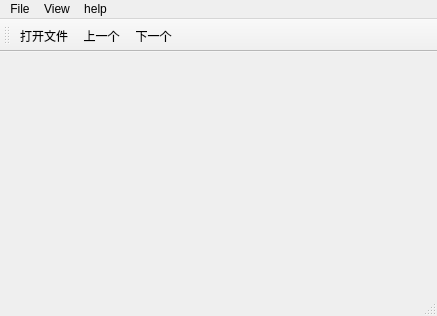
oxc-v/Simple-Image-Browser, file mainwindow.ui: the form before one commit.
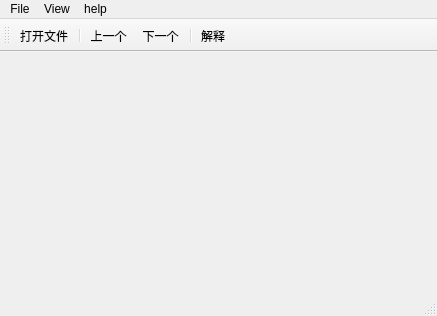
The form after the commit. Icons and pictures are not drawn.

```diff
--- a/mainwindow.ui
+++ b/mainwindow.ui
@@ -57,8 +57,11 @@
     <bool>false</bool>
    </attribute>
    <addaction name="actOpen"/>
+   <addaction name="separator"/>
    <addaction name="actPrevious"/>
    <addaction name="actNext"/>
+   <addaction name="separator"/>
+   <addaction name="actExplain"/>
   </widget>
   <action name="actOpen">
    <property name="icon">
@@ -109,6 +112,18 @@
     <string>Space</string>
    </property>
   </action>
+  <action name="actExplain">
+   <property name="icon">
+    <iconset resource="Icon.qrc">
+     <normaloff>:/tool-icon/tool-Icon/explain.png</normaloff>:/tool-icon/tool-Icon/explain.png</iconset>
+   </property>
+   <property name="text">
+    <string>解释</string>
+   </property>
+   <property name="toolTip">
+    <string>解释</string>
+   </property>
+  </action>
  </widget>
  <resources>
   <include location="Icon.qrc"/>
```
Left out of the diff: 2 changed lines with no effect on the pictures.
